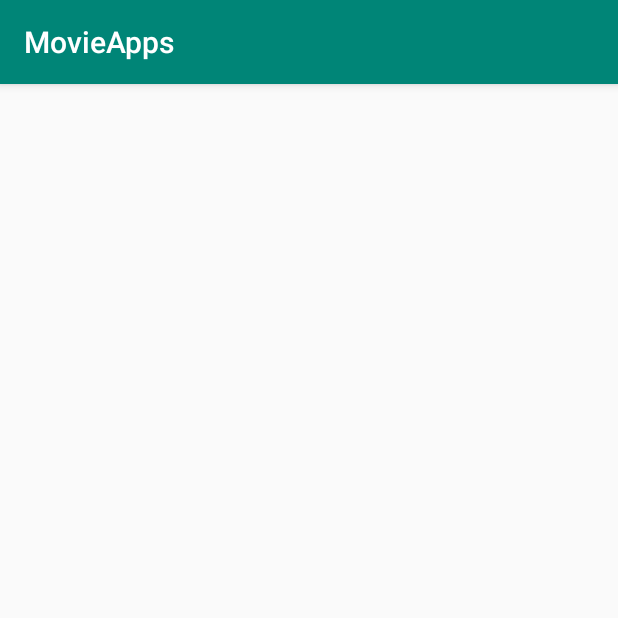
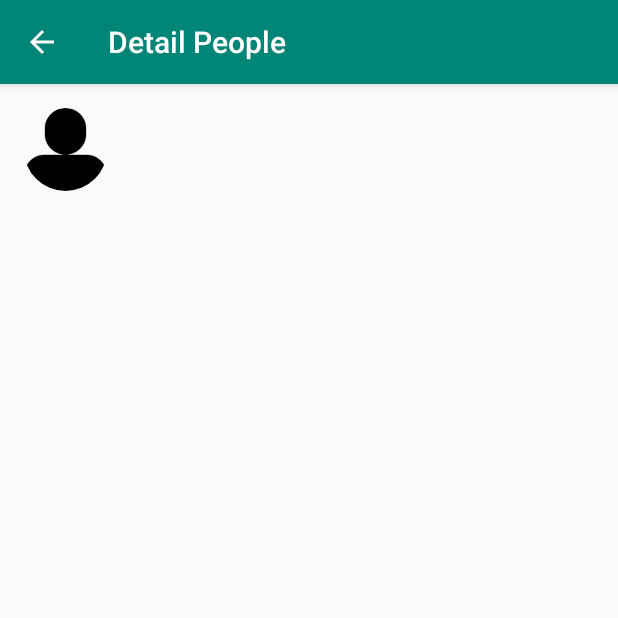
Before and after one commit to eudeka-android/ProjectAkhirOSG3Kelompok10, an Android app: the DetailActivity screen opened directly, with no data from a screen before it, on a phone screen of 412 x 824 dp, the top half of it. Run offline under Robolectric (Android 15) with nearby library versions, the phone set to English and light mode, and no system bars; our stand-ins replace CircleImageView, Picasso; pictures from the network do not load; 9 statements that could not run were skipped.

Commit message:
detail intent people

```diff
--- a/app/src/main/java/id/eudeka/kelompok10/view/DetailActivity.java
+++ b/app/src/main/java/id/eudeka/kelompok10/view/DetailActivity.java
@@ -2,14 +2,62 @@ package id.eudeka.kelompok10.view;
 
 import android.support.v7.app.AppCompatActivity;
 import android.os.Bundle;
+import android.widget.ImageView;
+import android.widget.TextView;
+
+import com.squareup.picasso.Picasso;
 
 import id.eudeka.kelompok10.R;
 
 public class DetailActivity extends AppCompatActivity {
 
+    TextView name, height, mass,hair_color,people_skin,people_eye, birth_year,gender,homeworld;
+    ImageView imageView;
+    Bundle bundle;
+
     @Override
     protected void onCreate(Bundle savedInstanceState) {
         super.onCreate(savedInstanceState);
         setContentView(R.layout.activity_detail);
+        getSupportActionBar().setTitle("Detail People");
+        getSupportActionBar().setDisplayHomeAsUpEnabled(true);
+
+        bundle = getIntent().getExtras();
+
+        name = findViewById(R.id.name);
+        height = findViewById(R.id.height);
+        mass = findViewById(R.id.mass);
+        hair_color = findViewById(R.id.hair_color);
+        people_skin = findViewById(R.id.people_skin);
+        people_eye = findViewById(R.id.people_eye);
+        birth_year = findViewById(R.id.birth_year);
+        gender = findViewById(R.id.gender);
+        homeworld = findViewById(R.id.homeworld);
+
+        imageView = findViewById(R.id.img_item_photo);
+
+        Picasso.get().load("google.com")
+                .placeholder(R.drawable.avatar)
+                .into(imageView);
+
+
+
+        name.setText(bundle.getString("name"));
+        height.setText(bundle.getString("height"));
+        mass.setText(bundle.getString("mass"));
+        hair_color.setText(bundle.getString("hair_color"));
+        people_skin.setText(bundle.getString(" people_skin"));
+        people_eye.setText(bundle.getString(" people_eye"));
+        birth_year.setText(bundle.getString("birth_year"));
+        gender .setText(bundle.getString("gender"));
+        homeworld.setText(bundle.getString("homeworld"));
+
+
+    }
+
+    @Override
+    public boolean onSupportNavigateUp() {
+        finish();
+        return super.onSupportNavigateUp();
     }
 }
--- a/app/src/main/java/id/eudeka/kelompok10/view/MainActivity.java
+++ b/app/src/main/java/id/eudeka/kelompok10/view/MainActivity.java
@@ -41,7 +41,7 @@ public class MainActivity extends AppCompatActivity implements PeopleNavigator {
     }
 
     private void initAdapter() {
-        adapter = new RecyclerViewAdapter(listAll);
+        adapter = new RecyclerViewAdapter(listAll, this);
         recyclerView.setLayoutManager(new LinearLayoutManager(this));
         recyclerView.addItemDecoration(new DividerItemDecoration(this,   DividerItemDecoration.VERTICAL));
         recyclerView.setAdapter(adapter);
--- a/app/src/main/res/layout/activity_detail.xml
+++ b/app/src/main/res/layout/activity_detail.xml
@@ -22,7 +22,7 @@
             android:orientation="horizontal"
             android:layout_width="match_parent"
             android:layout_height="wrap_content"
-            android:padding="@dimen/activity_vertical_margin">
+          >
 
         <de.hdodenhof.circleimageview.CircleImageView
             android:id="@+id/img_item_photo"
@@ -70,18 +70,12 @@
         </LinearLayout>
 
         <LinearLayout
+            android:layout_marginTop="@dimen/activity_horizontal_margin"
             android:layout_below="@+id/textA"
             android:layout_width="match_parent"
             android:layout_height="wrap_content"
             android:orientation="vertical">
 
-            <TextView
-                android:id="@+id/hair_color"
-                android:layout_width="match_parent"
-                android:layout_height="wrap_content"
-                android:ellipsize="end"
-                android:maxLines="2"
-                tools:text="@string/app_name" />
 
             <TextView
                 android:id="@+id/people_skin"
@@ -121,6 +115,13 @@
                 android:maxLines="2"
                 tools:text="@string/app_name" />
 
+            <TextView
+                android:id="@+id/hair_color"
+                android:layout_width="match_parent"
+                android:layout_height="wrap_content"
+                android:ellipsize="end"
+                android:maxLines="2"
+                tools:text="@string/app_name" />
 
 
         </LinearLayout>
```
Also changed, not shown: app/src/main/java/id/eudeka/kelompok10/adapter/RecyclerViewAdapter.java (+27 -2 lines).
